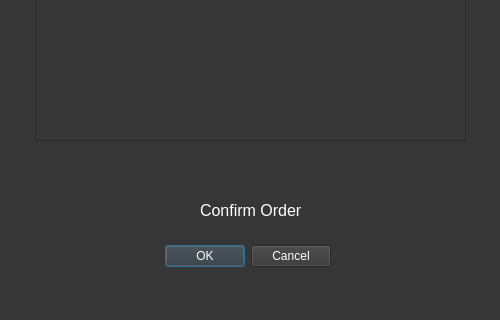
The window that UI files/orderPage.ui (DataChefBoyardee/Database-Design-FP) describes before a commit, drawn with Qt 5; both pictures show x 0 to 500 and y 180 to 500 of the 500 by 500 pixel window.
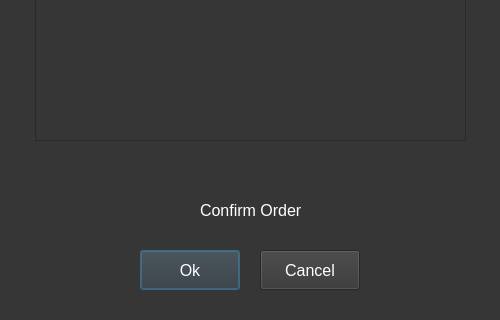
The same window after the commit.

```diff
--- a/UI files/orderPage.ui
+++ b/UI files/orderPage.ui
@@ -21,25 +21,6 @@
   <property name="styleSheet">
    <string notr="true">background-color: rgb(54, 54, 54);</string>
   </property>
-  <widget class="QDialogButtonBox" name="buttonBox">
-   <property name="geometry">
-    <rect>
-     <x>150</x>
-     <y>420</y>
-     <width>181</width>
-     <height>32</height>
-    </rect>
-   </property>
-   <property name="styleSheet">
-    <string notr="true">color: rgb(255, 255, 255)</string>
-   </property>
-   <property name="orientation">
-    <enum>Qt::Horizontal</enum>
-   </property>
-   <property name="standardButtons">
-    <set>QDialogButtonBox::Cancel|QDialogButtonBox::Ok</set>
-   </property>
-  </widget>
   <widget class="QLabel" name="label">
    <property name="geometry">
     <rect>
@@ -92,6 +73,38 @@
     <string>Confirm Order</string>
    </property>
   </widget>
+  <widget class="QPushButton" name="Ok">
+   <property name="geometry">
+    <rect>
+     <x>140</x>
+     <y>430</y>
+     <width>100</width>
+     <height>40</height>
+    </rect>
+   </property>
+   <property name="styleSheet">
+    <string notr="true">color: rgb(255, 255, 255)</string>
+   </property>
+   <property name="text">
+    <string>Ok</string>
+   </property>
+  </widget>
+  <widget class="QPushButton" name="Cancel">
+   <property name="geometry">
+    <rect>
+     <x>260</x>
+     <y>430</y>
+     <width>100</width>
+     <height>40</height>
+    </rect>
+   </property>
+   <property name="styleSheet">
+    <string notr="true">color: rgb(255, 255, 255)</string>
+   </property>
+   <property name="text">
+    <string>Cancel</string>
+   </property>
+  </widget>
  </widget>
  <resources/>
  <connections>
```
Left out of the diff: 35 changed lines with no effect on the pictures.
